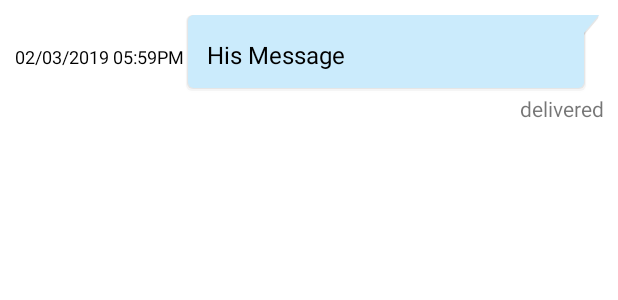
After one commit to truemanburbank/ALGOPA, an Android app: the layout row_chat_right.xml on its own in the app's theme, with its tools: preview values and no code run, on a phone screen of 412 x 824 dp. The commit adds this screen. Shown: the top 300 px of the screen. Run offline under Robolectric (Android 15) with nearby library versions, the phone set to English and light mode, and no system bars.

Commit message:
Show Messages
Send Message 나머지 + Show Messages
미완

```diff
--- /dev/null
+++ b/ALGOPA/app/src/main/res/drawable/bg_sender.xml
@@ -0,0 +1,107 @@
+<?xml version="1.0" encoding="utf-8"?>
+<layer-list xmlns:android="http://schemas.android.com/apk/res/android">
+
+    <!--Shadow Layer-->
+
+    <item>
+        <rotate
+            android:fromDegrees="40"
+            android:pivotX="100%"
+            android:pivotY="0%"
+            android:toDegrees="0">
+            <shape android:shape="rectangle">
+                <corners android:radius="4dp" />
+                <padding
+                    android:bottom="1px"
+                    android:left="1px"
+                    android:right="1px" />
+                <solid android:color="#01000000" />
+            </shape>
+        </rotate>
+    </item>
+    <item android:right="10dp">
+        <shape android:shape="rectangle">
+            <corners android:radius="4dp" />
+            <padding
+                android:bottom="1px"
+                android:left="1px"
+                android:right="1px" />
+            <solid android:color="#01000000" />
+        </shape>
+    </item>
+
+    <!--===============-->
+
+    <item>
+        <rotate
+            android:fromDegrees="40"
+            android:pivotX="100%"
+            android:pivotY="0%"
+            android:toDegrees="0">
+            <shape android:shape="rectangle">
+                <corners android:radius="4dp" />
+                <padding android:bottom="1px" />
+                <solid android:color="#09000000" />
+            </shape>
+        </rotate>
+    </item>
+    <item android:right="10dp">
+        <shape android:shape="rectangle">
+            <corners android:radius="4dp" />
+            <padding android:bottom="1px" />
+            <solid android:color="#09000000" />
+        </shape>
+    </item>
+
+    <!--===============-->
+
+    <item>
+        <rotate
+            android:fromDegrees="40"
+            android:pivotX="100%"
+            android:pivotY="0%"
+            android:toDegrees="0">
+            <shape android:shape="rectangle">
+                <corners android:radius="4dp" />
+                <padding
+                    android:bottom="1px"
+                    android:left="1px"
+                    android:right="1px" />
+                <solid android:color="#10000000" />
+            </shape>
+        </rotate>
+    </item>
+    <item android:right="10dp">
+        <shape android:shape="rectangle">
+            <corners android:radius="4dp" />
+            <padding
+                android:bottom="1px"
+                android:left="1px"
+                android:right="1px" />
+            <solid android:color="#10000000" />
+        </shape>
+    </item>
+
+    <!--===============-->
+
+
+    <!--ForeGround-->
+
+    <item>
+        <rotate
+            android:fromDegrees="40"
+            android:pivotX="100%"
+            android:pivotY="0%"
+            android:toDegrees="0">
+            <shape android:shape="rectangle">
+                <solid android:color="#CBEBFC" />
+            </shape>
+        </rotate>
+    </item>
+    <item android:right="10dp">
+        <shape android:shape="rectangle">
+            <solid android:color="#CBEBFC" />
+            <corners android:radius="4dp" />
+        </shape>
+    </item>
+</layer-list>
--- /dev/null
+++ b/ALGOPA/app/src/main/res/layout/row_chat_right.xml
@@ -0,0 +1,55 @@
+<?xml version="1.0" encoding="utf-8"?>
+<LinearLayout xmlns:android="http://schemas.android.com/apk/res/android"
+    android:layout_width="match_parent"
+    android:layout_height="wrap_content"
+    xmlns:app="http://schemas.android.com/apk/res-auto"
+    android:orientation="vertical"
+    android:padding="10dp">
+
+
+    <LinearLayout
+        android:layout_width="match_parent"
+        android:layout_height="wrap_content"
+        android:orientation="horizontal">
+
+        <com.google.android.material.progressindicator.CircularProgressIndicator
+            android:layout_width="50dp"
+            android:layout_height="50dp"
+            android:id="@+id/proifleIv"
+            app:c_background_color="@null"
+            android:visibility="gone"
+            android:src="@drawable/ic_default_img"/>
+
+        <TextView
+            android:id="@+id/timeTv"
+            android:layout_width="wrap_content"
+            android:layout_height="wrap_content"
+            android:text="02/03/2019 05:59PM"
+            android:textColor="@color/black"
+            android:textSize="12sp"/>
+
+        <TextView
+            android:id="@+id/messageTv"
+            android:layout_weight="1"
+            android:textSize="16sp"
+            android:textColor="@color/black"
+            android:background="@drawable/bg_sender"
+            android:padding="15dp"
+            android:text="His Message"
+            android:layout_width="wrap_content"
+            android:layout_height="wrap_content" />
+
+
+
+    </LinearLayout>
+
+
+    <TextView
+        android:layout_width="match_parent"
+        android:layout_height="wrap_content"
+        android:id="@+id/isSeenTv"
+        android:gravity="end"
+        android:textAlignment="textEnd"
+        android:text="delivered"/>
+
+</LinearLayout>
```
Also changed, not shown: ALGOPA/app/src/main/java/com/example/algopa/Adapters/AdapterChat.java (added, +125 -0 lines), ALGOPA/app/src/main/java/com/example/algopa/ChatActivity.java (+143 -4 lines), ALGOPA/app/src/main/java/com/example/algopa/models/ModelChat.java (added, +58 -0 lines), ALGOPA/app/src/main/res/layout/row_chat_left.xml (added, +53 -0 lines).
